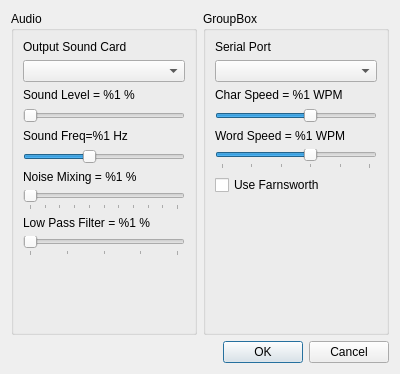
Artemia76/EasyMorse, file gui/options.ui: the form before one commit.
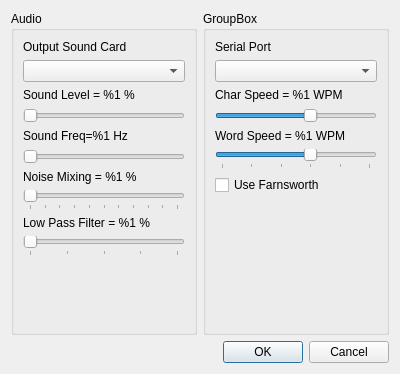
The form after the commit.

What changed in the file:
```diff
--- a/gui/options.ui
+++ b/gui/options.ui
@@ -87,7 +87,7 @@
          <number>200</number>
         </property>
         <property name="value">
-         <number>600</number>
+         <number>200</number>
         </property>
         <property name="orientation">
          <enum>Qt::Horizontal</enum>
```
